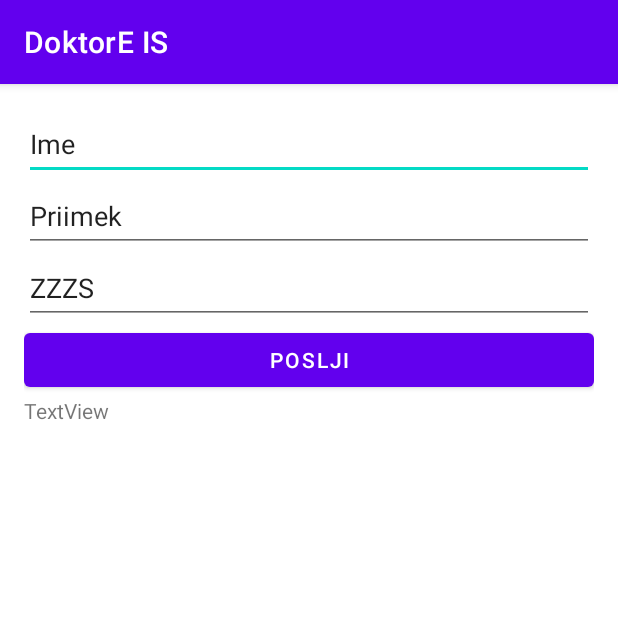
After one commit to lgeti/DoktorE_ASP.NET, an Android app: the AddPatientActivity screen opened directly, with no data from a screen before it, on a phone screen of 412 x 824 dp, the top half of it. The commit adds this screen. Run offline under Robolectric (Android 15) with nearby library versions, the phone set to English and light mode, and no system bars; our stand-ins replace Volley; network calls fail.

Commit message:
GET and POST requests implemented.

```diff
--- a/app/build.gradle
+++ b/app/build.gradle
@@ -36,4 +36,6 @@ dependencies {
     testImplementation 'junit:junit:4.13.2'
     androidTestImplementation 'androidx.test.ext:junit:1.1.5'
     androidTestImplementation 'androidx.test.espresso:espresso-core:3.5.1'
+
+    implementation 'com.android.volley:volley:1.2.1'
 }
--- /dev/null
+++ b/app/src/main/java/com/example/doktoreis/AddPatientActivity.java
@@ -0,0 +1,107 @@
+package com.example.doktoreis;
+
+import androidx.appcompat.app.AppCompatActivity;
+
+import android.os.Bundle;
+
+import android.widget.EditText;
+import android.widget.TextView;
+
+import android.content.Intent;
+import android.util.Log;
+import android.view.View;
+import com.android.volley.AuthFailureError;
+import com.android.volley.NetworkResponse;
+import com.android.volley.Request;
+import com.android.volley.RequestQueue;
+import com.android.volley.Response;
+import com.android.volley.VolleyError;
+import com.android.volley.VolleyLog;
+import com.android.volley.toolbox.HttpHeaderParser;
+import com.android.volley.toolbox.JsonArrayRequest;
+import com.android.volley.toolbox.JsonRequest;
+import com.android.volley.toolbox.StringRequest;
+import com.android.volley.toolbox.Volley;
+import org.json.JSONException;
+import org.json.JSONObject;
+import java.io.UnsupportedEncodingException;
+
+public class AddPatientActivity extends AppCompatActivity {
+
+    private TextView status;
+    private EditText name;
+    private EditText surname;
+    private EditText zzzs;
+
+    private RequestQueue requestQueue;
+    private String url = "https://doktore.azurewebsites.net/api/PatientsAPI";
+
+    @Override
+    protected void onCreate(Bundle savedInstanceState) {
+        super.onCreate(savedInstanceState);
+        setContentView(R.layout.activity_add_patient);
+
+        name = (EditText) findViewById(R.id.teName);
+        surname = (EditText) findViewById(R.id.teSurname);
+        zzzs = (EditText) findViewById(R.id.teZZZS);
+        status = (TextView) findViewById(R.id.status);
+        requestQueue = Volley.newRequestQueue(getApplicationContext());
+    }
+
+    public void addStudent(View view){
+        this.status.setText("Posting to " + url);
+        try {
+            JSONObject jsonBody = new JSONObject();
+            jsonBody.put("ime", name.getText());
+            jsonBody.put("priimek", surname.getText());
+            jsonBody.put("zzzs", zzzs.getText());
+
+            final String mRequestBody = jsonBody.toString();
+
+            status.setText(mRequestBody);
+
+            StringRequest stringRequest = new StringRequest(Request.Method.POST, url, new Response.Listener<String>() {
+                @Override
+                public void onResponse(String response) {
+                    Log.i("LOG_VOLLEY", response);
+                }
+            }, new Response.ErrorListener() {
+                @Override
+                public void onErrorResponse(VolleyError error) {
+                    Log.e("LOG_VOLLEY", error.toString());
+                }
+            }
+            ) {
+                @Override
+                public String getBodyContentType() {
+                    return "application/json; charset=utf-8";
+                }
+                @Override
+                public byte[] getBody() throws AuthFailureError {
+                    try {
+                        return mRequestBody == null ? null : mRequestBody.getBytes("utf-8");
+                    } catch (UnsupportedEncodingException uee) {
+                        VolleyLog.wtf("Unsupported Encoding while trying to get the bytes of %s using %s", mRequestBody, "utf-8");
+                        return null;
+                    }
+                }
+                @Override
+                protected Response<String> parseNetworkResponse(NetworkResponse response) {
+                    String responseString = "";
+                    if (response != null) {
+                        responseString = String.valueOf(response.statusCode);
+                        status.setText(responseString);
+                    }
+                    return Response.success(responseString, HttpHeaderParser.parseCacheHeaders(response));
+                }
+
+            };
+
+            requestQueue.add(stringRequest);
+
+        } catch (JSONException e) {
+            e.printStackTrace();
+        }
+
+    }
+}
--- /dev/null
+++ b/app/src/main/res/layout/activity_add_patient.xml
@@ -0,0 +1,65 @@
+<?xml version="1.0" encoding="utf-8"?>
+<androidx.constraintlayout.widget.ConstraintLayout xmlns:android="http://schemas.android.com/apk/res/android"
+    xmlns:app="http://schemas.android.com/apk/res-auto"
+    xmlns:tools="http://schemas.android.com/tools"
+    android:layout_width="match_parent"
+    android:layout_height="match_parent"
+    tools:context=".AddPatientActivity">
+
+    <LinearLayout
+        android:layout_width="match_parent"
+        android:layout_height="match_parent"
+        android:layout_marginStart="16dp"
+        android:layout_marginLeft="16dp"
+        android:layout_marginTop="16dp"
+        android:layout_marginEnd="16dp"
+        android:layout_marginRight="16dp"
+        android:layout_marginBottom="16dp"
+        android:orientation="vertical"
+        app:layout_constraintBottom_toBottomOf="parent"
+        app:layout_constraintEnd_toEndOf="parent"
+        app:layout_constraintStart_toStartOf="parent"
+        app:layout_constraintTop_toTopOf="parent">
+
+        <EditText
+            android:id="@+id/teName"
+            android:layout_width="match_parent"
+            android:layout_height="wrap_content"
+            android:ems="10"
+            android:inputType="textPersonName"
+            android:minHeight="48dp"
+            android:text="Ime" />
+
+        <EditText
+            android:id="@+id/teSurname"
+            android:layout_width="match_parent"
+            android:layout_height="wrap_content"
+            android:ems="10"
+            android:inputType="textPersonName"
+            android:minHeight="48dp"
+            android:text="Priimek" />
+
+        <EditText
+            android:id="@+id/teZZZS"
+            android:layout_width="match_parent"
+            android:layout_height="wrap_content"
+            android:ems="10"
+            android:inputType="textPersonName"
+            android:minHeight="48dp"
+            android:text="ZZZS" />
+
+        <Button
+            android:id="@+id/submit"
+            android:layout_width="match_parent"
+            android:layout_height="wrap_content"
+            android:onClick="addStudent"
+            android:text="Poslji" />
+
+        <TextView
+            android:id="@+id/status"
+            android:layout_width="match_parent"
+            android:layout_height="wrap_content"
+            android:text="TextView" />
+    </LinearLayout>
+
+</androidx.constraintlayout.widget.ConstraintLayout>
```
Also changed, not shown: app/src/main/AndroidManifest.xml (+9 -0 lines), app/src/main/java/com/example/doktoreis/MainActivity.java (+80 -0 lines), app/src/main/res/layout/activity_main.xml (+37 -5 lines).
